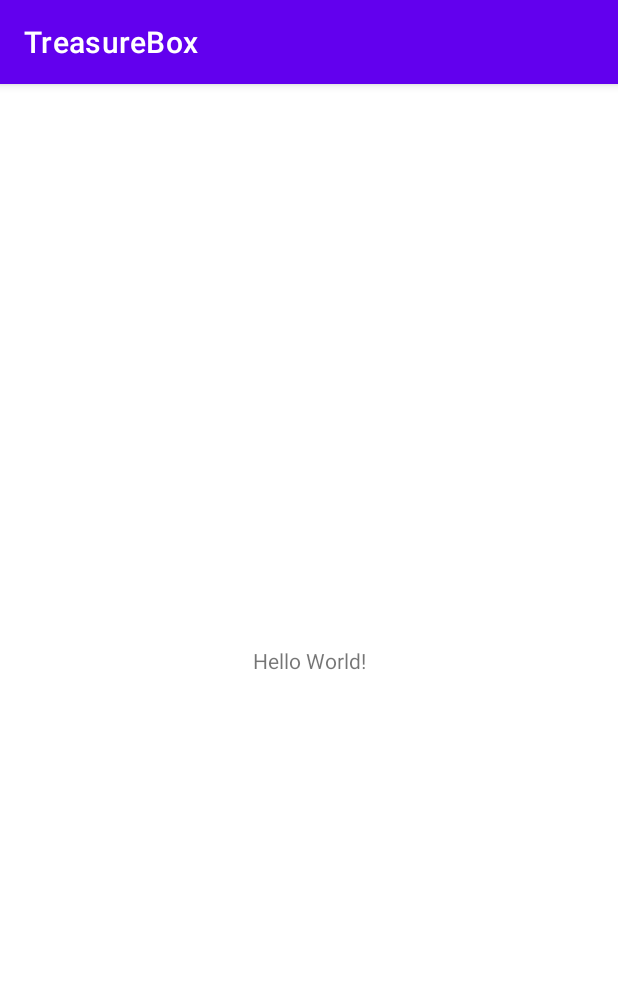
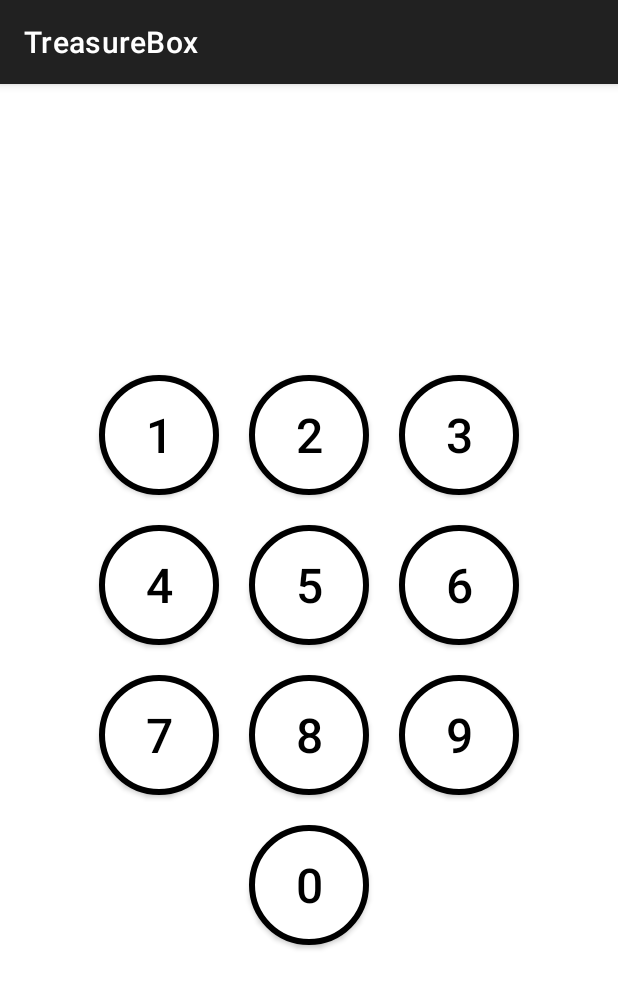
Before and after one commit to VadimSquorpikkor/TreasureBox, an Android app: the screen it shows after launch (MainActivity), on a phone screen of 412 x 824 dp. Shown: the top 988 px of the screen. Run offline under Robolectric (Android 15) with nearby library versions, the phone set to English and light mode, and no system bars.

Commit message:
Кнопки

```diff
--- /dev/null
+++ b/app/src/main/res/drawable/button_shape_selector.xml
@@ -0,0 +1,6 @@
+<?xml version="1.0" encoding="utf-8"?>
+<selector xmlns:android="http://schemas.android.com/apk/res/android">
+    <item android:drawable="@drawable/my_button_shape_pressed"
+        android:state_pressed="true" />
+    <item android:drawable="@drawable/my_button_shape" />
+</selector>
--- /dev/null
+++ b/app/src/main/res/drawable/my_button_shape.xml
@@ -0,0 +1,9 @@
+<?xml version="1.0" encoding="utf-8"?>
+<shape xmlns:android="http://schemas.android.com/apk/res/android"
+    android:shape="rectangle">
+
+    <solid android:color="?attr/MyButtonColor"/>
+    <corners android:radius="40dp" />
+    <stroke android:width="4dp" android:color="?attr/MyButtonBorder"/>
+
+</shape>
--- /dev/null
+++ b/app/src/main/res/drawable/my_button_shape_pressed.xml
@@ -0,0 +1,9 @@
+<?xml version="1.0" encoding="utf-8"?>
+<shape xmlns:android="http://schemas.android.com/apk/res/android"
+    android:shape="rectangle">
+
+    <solid android:color="?attr/MyButtonPressed"/>
+    <corners android:radius="40dp" />
+    <stroke android:width="4dp" android:color="?attr/MyButtonBorderPressed"/>
+
+</shape>
--- a/app/src/main/res/layout/activity_main.xml
+++ b/app/src/main/res/layout/activity_main.xml
@@ -6,13 +6,88 @@
     android:layout_height="match_parent"
     tools:context=".MainActivity">
 
-    <TextView
+    <TableLayout
         android:layout_width="wrap_content"
         android:layout_height="wrap_content"
-        android:text="Hello World!"
         app:layout_constraintBottom_toBottomOf="parent"
-        app:layout_constraintLeft_toLeftOf="parent"
-        app:layout_constraintRight_toRightOf="parent"
-        app:layout_constraintTop_toTopOf="parent" />
+        app:layout_constraintEnd_toEndOf="parent"
+        app:layout_constraintStart_toStartOf="parent"
+        app:layout_constraintTop_toTopOf="parent">
+
+        <TableRow
+            android:layout_width="wrap_content"
+            android:layout_height="match_parent">
+
+            <TextView
+                android:id="@+id/button1"
+                style="@style/nice_button"
+                android:text="1" />
+
+            <TextView
+                android:id="@+id/button2"
+                style="@style/nice_button"
+                android:text="2" />
+
+            <TextView
+                android:id="@+id/button3"
+                style="@style/nice_button"
+                android:text="3" />
+
+        </TableRow>
+
+        <TableRow
+            android:layout_width="match_parent"
+            android:layout_height="match_parent" >
+
+            <TextView
+                android:id="@+id/button4"
+                style="@style/nice_button"
+                android:text="4" />
+
+            <TextView
+                android:id="@+id/button5"
+                style="@style/nice_button"
+                android:text="5" />
+
+            <TextView
+                android:id="@+id/button6"
+                style="@style/nice_button"
+                android:text="6" />
+
+        </TableRow>
+
+        <TableRow
+            android:layout_width="match_parent"
+            android:layout_height="match_parent" >
+
+            <TextView
+                android:id="@+id/button7"
+                style="@style/nice_button"
+                android:text="7" />
+
+            <TextView
+                android:id="@+id/button8"
+                style="@style/nice_button"
+                android:text="8" />
+
+            <TextView
+                android:id="@+id/button9"
+                style="@style/nice_button"
+                android:text="9" />
+
+        </TableRow>
+
+        <TableRow
+            android:layout_width="match_parent"
+            android:layout_height="match_parent"
+            android:gravity="center">
+
+            <TextView
+                android:id="@+id/button0"
+                style="@style/nice_button"
+                android:text="0" />
+
+        </TableRow>
+    </TableLayout>
 
 </androidx.constraintlayout.widget.ConstraintLayout>
--- /dev/null
+++ b/app/src/main/res/values/attrs.xml
@@ -0,0 +1,8 @@
+<?xml version="1.0" encoding="utf-8"?>
+<resources>
+    <attr name="MyButtonColor" type="color"/>
+    <attr name="MyButtonBorder" type="color"/>
+    <attr name="MyButtonPressed" type="color"/>
+    <attr name="MyButtonBorderPressed" type="color"/>
+    <attr name="MyButtonText" type="color"/>
+</resources>
--- a/app/src/main/res/values/colors.xml
+++ b/app/src/main/res/values/colors.xml
@@ -1,5 +1,7 @@
 <?xml version="1.0" encoding="utf-8"?>
 <resources>
+    <color name="orange">#FFBB9900</color>
+
     <color name="purple_200">#FFBB86FC</color>
     <color name="purple_500">#FF6200EE</color>
     <color name="purple_700">#FF3700B3</color>
--- /dev/null
+++ b/app/src/main/res/values/styles.xml
@@ -0,0 +1,18 @@
+<?xml version="1.0" encoding="utf-8"?>
+<resources>
+
+    <style name="nice_button" parent="Widget.AppCompat.Button">
+
+<!--        <item name="colorControlHighlight">@color/colorAccent</item>-->
+        <item name="android:layout_margin">10dp</item>
+        <item name="android:gravity">center</item>
+        <item name="android:textSize">32sp</item>
+        <item name="android:layout_width">80dp</item>
+        <item name="android:layout_height">80dp</item>
+        <item name="android:elevation">10dp</item>
+        <item name="elevation">10dp</item>
+        <item name="android:textColor">?attr/MyButtonText</item>
+        <item name="android:background">@drawable/button_shape_selector</item>
+    </style>
+
+</resources>
--- a/app/src/main/res/values/themes.xml
+++ b/app/src/main/res/values/themes.xml
@@ -1,16 +1,24 @@
 <resources xmlns:tools="http://schemas.android.com/tools">
     <!-- Base application theme. -->
     <style name="Theme.TreasureBox" parent="Theme.MaterialComponents.DayNight.DarkActionBar">
+        <item name="MyButtonColor">@color/white</item>
+        <item name="MyButtonBorder">@color/black</item>
+        <item name="MyButtonPressed">@color/orange</item>
+        <item name="MyButtonBorderPressed">@color/white</item>
+        <item name="MyButtonText">@color/black</item>
+
+
+
         <!-- Primary brand color. -->
-        <item name="colorPrimary">@color/purple_500</item>
-        <item name="colorPrimaryVariant">@color/purple_700</item>
-        <item name="colorOnPrimary">@color/white</item>
+<!--        <item name="colorPrimary">@color/purple_500</item>-->
+<!--        <item name="colorPrimaryVariant">@color/purple_700</item>-->
+<!--        <item name="colorOnPrimary">@color/white</item>-->
         <!-- Secondary brand color. -->
-        <item name="colorSecondary">@color/teal_200</item>
-        <item name="colorSecondaryVariant">@color/teal_700</item>
-        <item name="colorOnSecondary">@color/black</item>
+<!--        <item name="colorSecondary">@color/teal_200</item>-->
+<!--        <item name="colorSecondaryVariant">@color/teal_700</item>-->
+<!--        <item name="colorOnSecondary">@color/black</item>-->
         <!-- Status bar color. -->
-        <item name="android:statusBarColor" tools:targetApi="l">?attr/colorPrimaryVariant</item>
+<!--        <item name="android:statusBarColor" tools:targetApi="l">?attr/colorPrimaryVariant</item>-->
         <!-- Customize your theme here. -->
     </style>
 </resources>
```
